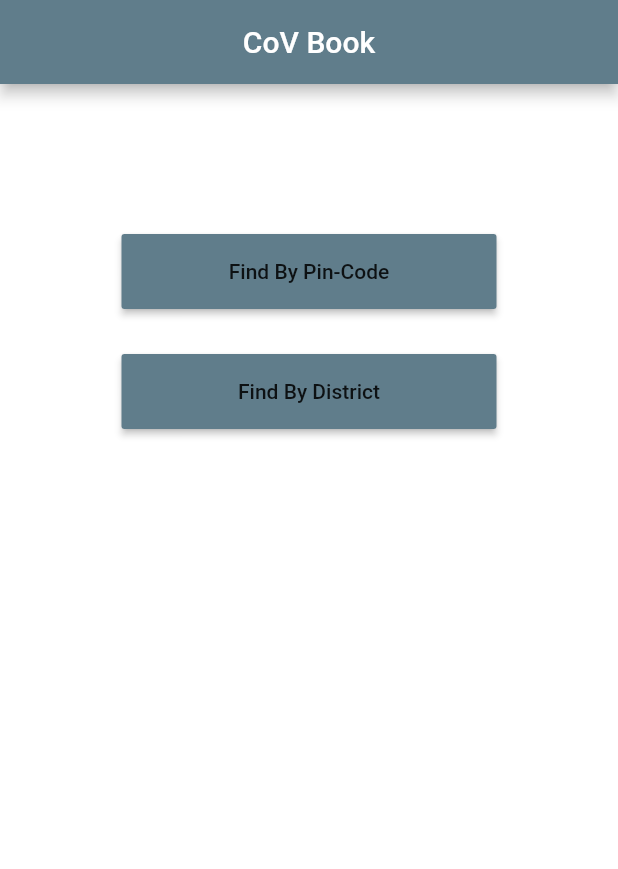
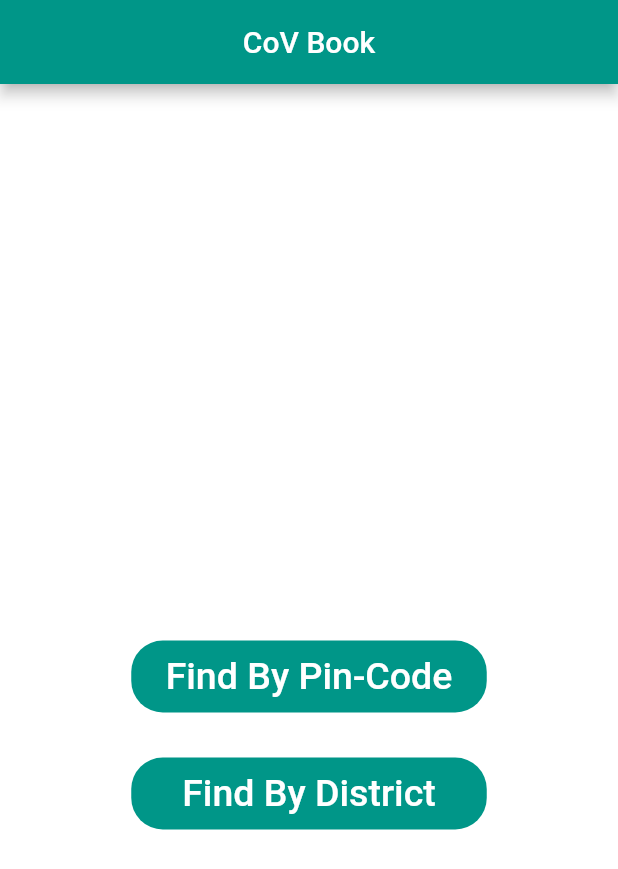
Before and after one commit to NidhiBhanushali3701/cov_book, a Flutter app: the screen it shows after launch, on a phone screen of 412 x 824 dp. Shown: the top 869 px of the screen. Run offline on Flutter 3.47's test engine with Material 2 defaults, Android fonts, the phone set to English and light mode, and no system bars.

Commit message:
UI Changed

```diff
--- a/lib/start_screen.dart
+++ b/lib/start_screen.dart
@@ -8,7 +8,7 @@ class StartApp extends StatelessWidget {
   Widget build(BuildContext context) {
     return Scaffold(
       appBar: AppBar(
-        backgroundColor: Colors.blueGrey,
+        backgroundColor: Colors.teal,
         title: Center(
           child: Text("CoV Book"),
         ),
@@ -16,36 +16,40 @@ class StartApp extends StatelessWidget {
       backgroundColor: Colors.white,
       body: Padding(
         padding: const EdgeInsets.only(top: 100.0),
-        child: Expanded(
         child: Container(
           child: Center(
             child: Column(
+              mainAxisAlignment: MainAxisAlignment.center,
               children: <Widget>[
                 Container(
-                    height: 50,
-                    width: 250,
-                    child: MaterialButton(
+                  height: 48,
+                  width: 237,
+                  decoration: BoxDecoration(
+                    color: Colors.teal,
+                    borderRadius: BorderRadius.circular(21),),
+                  child: TextButton(
                     onPressed: () {
                       print("find by pincode");
                       Navigator.pushNamed(context, PinCodeScreen.id);
                     },
-                      color: Colors.blueGrey,
-                      child: Text("Find By Pin-Code"),
+                    child: Text("Find By Pin-Code",style: TextStyle(color: Colors.white, fontSize: 25),),
                   ),
                 ),
                 SizedBox(
                   height: 30,
                 ),
                 Container(
-                    height: 50,
-                    width: 250,
-                    child: MaterialButton(
+                  height: 48,
+                  width: 237,
+                  decoration: BoxDecoration(
+                    color: Colors.teal,
+                    borderRadius: BorderRadius.circular(21),),
+                  child: TextButton(
                     onPressed: () {
                       print("find by district");
                       Navigator.pushNamed(context, DistrictScreen.id);
                     },
-                      color: Colors.blueGrey,
-                      child: Text("Find By District"),
+                    child: Text("Find By District",style: TextStyle(color: Colors.white, fontSize: 25),),
                   ),
                 ),
               ],
@@ -53,7 +57,6 @@ class StartApp extends StatelessWidget {
           ),
         ),
       ),
-      ),
     );
   }
 }
--- a/pubspec.yaml
+++ b/pubspec.yaml
@@ -28,6 +28,9 @@ dependencies:
   # The following adds the Cupertino Icons font to your application.
   # Use with the CupertinoIcons class for iOS style icons.
   cupertino_icons: ^1.0.0
+  modal_progress_hud: ^0.1.3
+  http: ^0.12.2
+  share: ^0.6.5+4
 
 dev_dependencies:
   flutter_test:
```
Also changed, not shown: pubspec.lock. Lines whose indentation alone changed are shown as unchanged.
